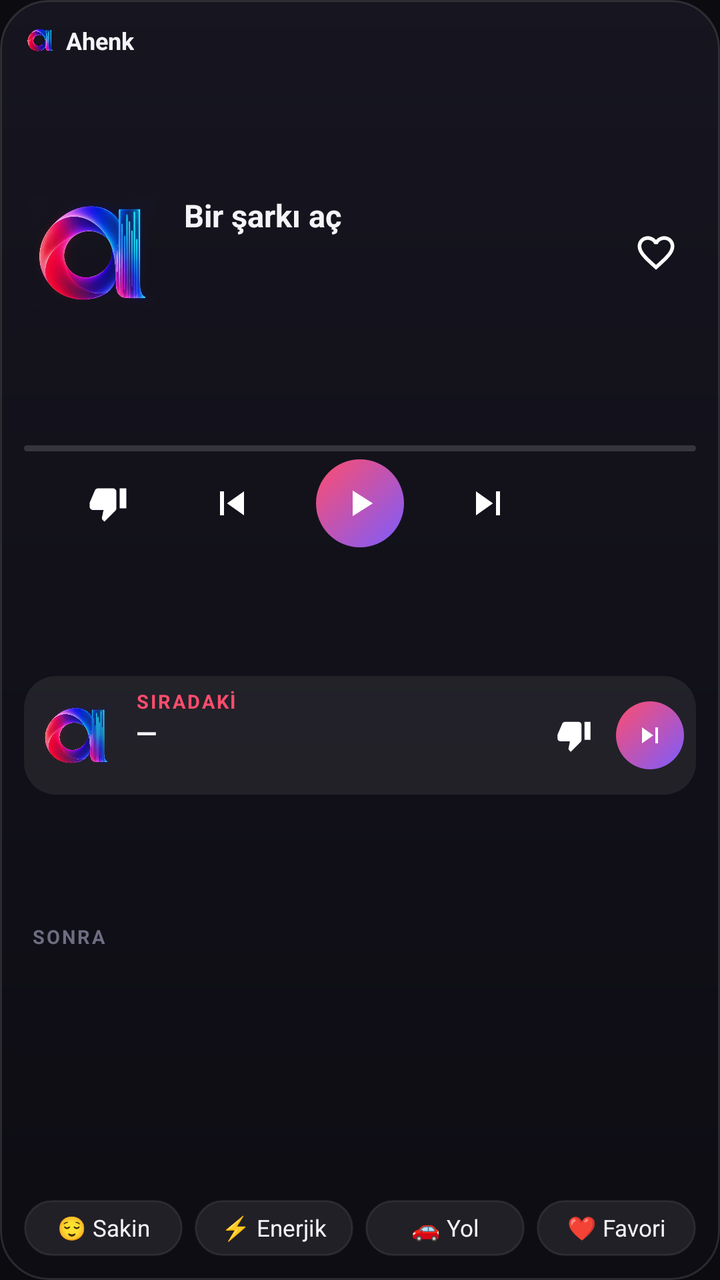
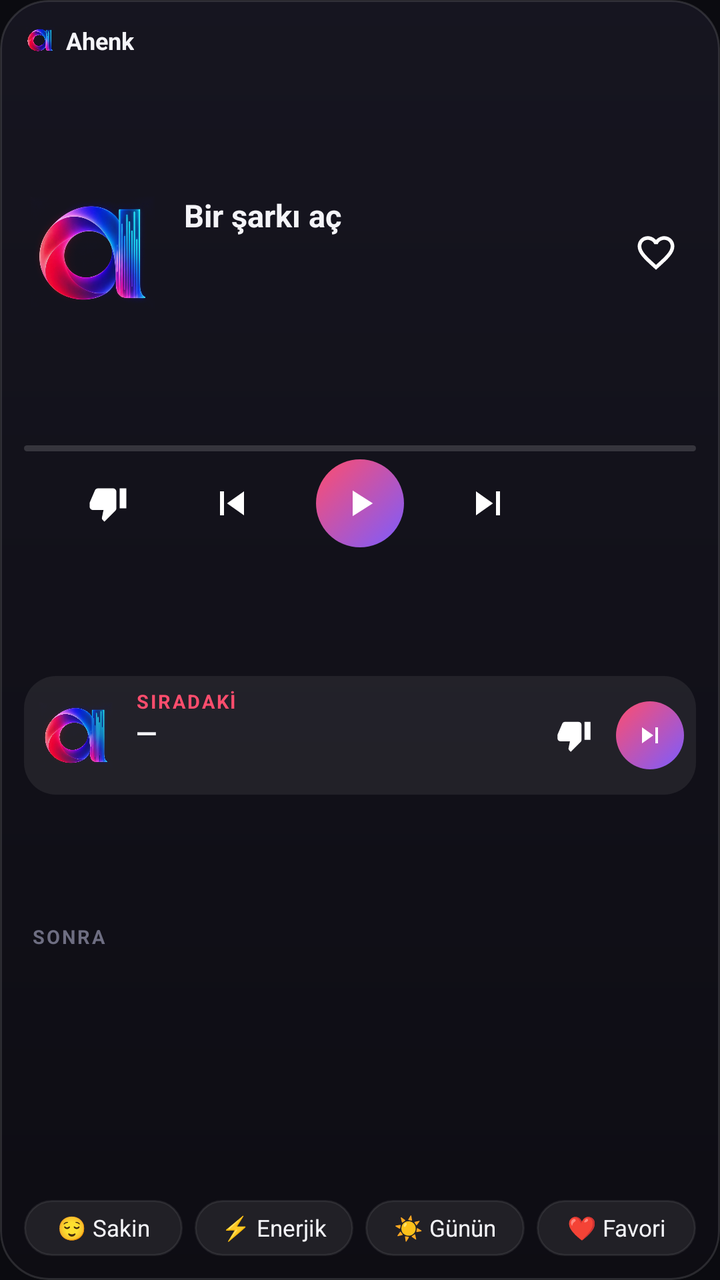

Two renders of the same Android screen: before a commit and after it. Below are the layout's source before the change and the commit's diff.
<!-- AndroidManifest.xml: application theme AppTheme -->
<!-- res/layout/widget_xl.xml -->
<?xml version="1.0" encoding="utf-8"?>
<FrameLayout xmlns:android="http://schemas.android.com/apk/res/android" android:id="@+id/w_root" android:layout_width="match_parent" android:layout_height="match_parent"
    android:background="@drawable/widget_bg" android:clipToOutline="true">
    <ImageView android:id="@+id/w_glow" android:layout_width="match_parent" android:layout_height="match_parent"
        android:scaleType="fitXY" android:src="@drawable/widget_glow" android:visibility="gone" />
    <LinearLayout android:layout_width="match_parent" android:layout_height="match_parent"
        android:orientation="vertical" android:padding="12dp">
        <LinearLayout android:layout_width="match_parent" android:layout_height="wrap_content"
    android:gravity="center_vertical" android:orientation="horizontal">
    <ImageView android:layout_width="16dp" android:layout_height="16dp" android:src="@drawable/logo_mark" />
    <TextView android:layout_width="wrap_content" android:layout_height="wrap_content" android:layout_marginStart="5dp"
        android:text="Ahenk" android:textColor="#F4F4F8" android:textSize="12sp" android:textStyle="bold" />
    <TextView android:id="@+id/w_mood" android:layout_width="0dp" android:layout_height="wrap_content"
        android:layout_marginStart="6dp" android:layout_weight="1" android:ellipsize="end" android:singleLine="true"
        android:text="" android:textColor="#A3A3B5" android:textSize="11.5sp" />
    <TextView android:id="@+id/w_status" android:layout_width="wrap_content" android:layout_height="wrap_content"
        android:layout_marginStart="8dp" android:singleLine="true" android:text="" android:textColor="#FF4D6D"
        android:textSize="11sp" android:textStyle="bold" />
</LinearLayout><FrameLayout android:layout_width="match_parent" android:layout_height="0dp" android:layout_weight="1" />
<LinearLayout android:layout_width="match_parent" android:layout_height="wrap_content"
    android:layout_marginTop="10dp" android:gravity="center_vertical" android:orientation="horizontal">
    <ImageView android:id="@+id/w_cover" android:layout_width="68dp" android:layout_height="68dp"
        android:scaleType="centerCrop" android:src="@drawable/logo_mark" />
    <LinearLayout android:layout_width="0dp" android:layout_height="wrap_content" android:layout_marginStart="12dp"
        android:layout_weight="1" android:orientation="vertical">
        <TextView android:id="@+id/w_title" android:layout_width="match_parent" android:layout_height="wrap_content"
    android:ellipsize="end" android:singleLine="true" android:text="Bir şarkı aç" android:textColor="#F4F4F8"
    android:textSize="15.5sp" android:textStyle="bold" />
        <TextView android:id="@+id/w_artist" android:layout_width="match_parent" android:layout_height="wrap_content"
    android:ellipsize="end" android:singleLine="true" android:text="" android:textColor="#A3A3B5"
    android:textSize="12.5sp" android:layout_marginTop="1dp"/>
        <TextView android:id="@+id/w_meta" android:layout_width="match_parent" android:layout_height="wrap_content"
    android:ellipsize="end" android:singleLine="true" android:text="" android:textColor="#6E6E82"
    android:textSize="12sp" android:layout_marginTop="3dp"/>
    </LinearLayout>
    <ImageView android:id="@+id/w_like" android:layout_width="40dp" android:layout_height="40dp"
    android:background="@drawable/widget_icon_btn" android:padding="9dp" android:scaleType="fitCenter"
    android:src="@drawable/ic_w_heart" android:layout_marginStart="4dp"/>
</LinearLayout><FrameLayout android:layout_width="match_parent" android:layout_height="0dp" android:layout_weight="1" />
<ProgressBar android:id="@+id/w_progress" style="@android:style/Widget.ProgressBar.Horizontal"
    android:layout_width="match_parent" android:layout_height="3dp" android:layout_marginTop="8dp"
    android:max="1000" android:progress="0" android:progressDrawable="@drawable/widget_progress" /><LinearLayout android:layout_width="match_parent" android:layout_height="wrap_content"
    android:layout_marginTop="4dp" android:gravity="center_vertical" android:orientation="horizontal">
    <FrameLayout android:layout_width="0dp" android:layout_height="1dp" android:layout_weight="1" />
    <ImageView android:id="@+id/w_dislike" android:layout_width="40dp" android:layout_height="40dp"
    android:background="@drawable/widget_icon_btn" android:padding="10dp" android:scaleType="fitCenter"
    android:src="@drawable/ic_w_dislike" />
    <FrameLayout android:layout_width="0dp" android:layout_height="1dp" android:layout_weight="1" />
    <ImageView android:id="@+id/w_prev" android:layout_width="40dp" android:layout_height="40dp"
    android:background="@drawable/widget_icon_btn" android:padding="8dp" android:scaleType="fitCenter"
    android:src="@drawable/ic_w_prev" />
    <FrameLayout android:layout_width="0dp" android:layout_height="1dp" android:layout_weight="1" />
    <ImageView android:id="@+id/w_play" android:layout_width="44dp" android:layout_height="44dp"
        android:background="@drawable/widget_play_btn" android:padding="11dp" android:scaleType="fitCenter"
        android:src="@drawable/ic_w_play" />
    <FrameLayout android:layout_width="0dp" android:layout_height="1dp" android:layout_weight="1" />
    <ImageView android:id="@+id/w_next" android:layout_width="40dp" android:layout_height="40dp"
    android:background="@drawable/widget_icon_btn" android:padding="8dp" android:scaleType="fitCenter"
    android:src="@drawable/ic_w_next" />
    <FrameLayout android:layout_width="0dp" android:layout_height="1dp" android:layout_weight="1" />
    <TextView android:id="@+id/w_eta" android:layout_width="40dp" android:layout_height="40dp" android:gravity="center"
        android:text="" android:textColor="#6E6E82" android:textSize="10.5sp" android:textStyle="bold" />
    <FrameLayout android:layout_width="0dp" android:layout_height="1dp" android:layout_weight="1" />
</LinearLayout><FrameLayout android:layout_width="match_parent" android:layout_height="0dp" android:layout_weight="1" />
<LinearLayout android:id="@+id/w_next_box" android:layout_width="match_parent" android:layout_height="wrap_content"
    android:layout_marginTop="10dp" android:background="@drawable/widget_card" android:gravity="center_vertical"
    android:orientation="horizontal" android:padding="6dp">
    <ImageView android:id="@+id/w_next_cover" android:layout_width="40dp" android:layout_height="40dp"
        android:scaleType="centerCrop" android:src="@drawable/logo_mark" />
    <LinearLayout android:layout_width="0dp" android:layout_height="wrap_content" android:layout_marginStart="10dp"
        android:layout_weight="1" android:orientation="vertical">
        <TextView android:id="@+id/w_next_label" android:layout_width="wrap_content" android:layout_height="wrap_content"
            android:letterSpacing="0.1" android:text="SIRADAKİ" android:textColor="#FF4D6D" android:textSize="9.5sp" android:textStyle="bold" />
        <TextView android:id="@+id/w_next_title" android:layout_width="match_parent" android:layout_height="wrap_content"
    android:ellipsize="end" android:singleLine="true" android:text="—" android:textColor="#F4F4F8"
    android:textSize="13.5sp" android:textStyle="bold" />
        <TextView android:id="@+id/w_next_artist" android:layout_width="match_parent" android:layout_height="wrap_content"
    android:ellipsize="end" android:singleLine="true" android:text="" android:textColor="#A3A3B5"
    android:textSize="11.5sp" />
    </LinearLayout>
    <ImageView android:id="@+id/w_next_dislike" android:layout_width="34dp" android:layout_height="34dp"
        android:layout_marginEnd="4dp" android:background="@drawable/widget_icon_btn" android:padding="8dp"
        android:scaleType="fitCenter" android:src="@drawable/ic_w_dislike" />
    <ImageView android:id="@+id/w_next_skip" android:layout_width="34dp" android:layout_height="34dp"
        android:background="@drawable/widget_play_btn" android:padding="9dp" android:scaleType="fitCenter"
        android:src="@drawable/ic_w_next" />
</LinearLayout><FrameLayout android:layout_width="match_parent" android:layout_height="0dp" android:layout_weight="1" />
<LinearLayout android:id="@+id/w_up_box" android:layout_width="match_parent" android:layout_height="wrap_content"
    android:layout_marginTop="10dp" android:orientation="vertical" android:paddingStart="4dp" android:paddingEnd="4dp">
    <TextView android:layout_width="wrap_content" android:layout_height="wrap_content" android:letterSpacing="0.1"
        android:text="SONRA" android:textColor="#6E6E82" android:textSize="9.5sp" android:textStyle="bold" />
    <TextView android:id="@+id/w_up1" android:layout_width="match_parent" android:layout_height="wrap_content"
        android:layout_marginTop="4dp" android:ellipsize="end" android:singleLine="true" android:text=""
        android:textColor="#A3A3B5" android:textSize="12sp" /><TextView android:id="@+id/w_up2" android:layout_width="match_parent" android:layout_height="wrap_content"
        android:layout_marginTop="4dp" android:ellipsize="end" android:singleLine="true" android:text=""
        android:textColor="#A3A3B5" android:textSize="12sp" /><TextView android:id="@+id/w_up3" android:layout_width="match_parent" android:layout_height="wrap_content"
        android:layout_marginTop="4dp" android:ellipsize="end" android:singleLine="true" android:text=""
        android:textColor="#A3A3B5" android:textSize="12sp" />
</LinearLayout><FrameLayout android:layout_width="match_parent" android:layout_height="0dp" android:layout_weight="1" />
<LinearLayout android:layout_width="match_parent" android:layout_height="wrap_content"
    android:layout_marginTop="10dp" android:orientation="horizontal">
    <TextView android:id="@+id/w_chip_sakin" android:layout_width="0dp" android:layout_height="28dp"
        android:layout_weight="1" android:background="@drawable/widget_chip" android:gravity="center"
        android:singleLine="true" android:text="😌 Sakin" android:textColor="#F4F4F8" android:textSize="11.5sp" /><TextView android:id="@+id/w_chip_enerjik" android:layout_width="0dp" android:layout_height="28dp"
        android:layout_weight="1" android:layout_marginStart="6dp" android:background="@drawable/widget_chip" android:gravity="center"
        android:singleLine="true" android:text="⚡ Enerjik" android:textColor="#F4F4F8" android:textSize="11.5sp" /><TextView android:id="@+id/w_chip_yol" android:layout_width="0dp" android:layout_height="28dp"
        android:layout_weight="1" android:layout_marginStart="6dp" android:background="@drawable/widget_chip" android:gravity="center"
        android:singleLine="true" android:text="🚗 Yol" android:textColor="#F4F4F8" android:textSize="11.5sp" /><TextView android:id="@+id/w_chip_fav" android:layout_width="0dp" android:layout_height="28dp"
        android:layout_weight="1" android:layout_marginStart="6dp" android:background="@drawable/widget_chip" android:gravity="center"
        android:singleLine="true" android:text="❤️ Favori" android:textColor="#F4F4F8" android:textSize="11.5sp" />
</LinearLayout>
    </LinearLayout>
</FrameLayout>
<!-- resources referenced by this layout -->
<resources>
  <!-- drawable ic_w_next (drawable) -->
  <?xml version="1.0" encoding="utf-8"?>
  <vector xmlns:android="http://schemas.android.com/apk/res/android" android:width="24dp" android:height="24dp"
      android:viewportWidth="24" android:viewportHeight="24">
      <path android:fillColor="#FFFFFFFF" android:pathData="M6,18l8.5,-6L6,6v12zM16,6v12h2V6h-2z" />
  </vector>
  <!-- drawable ic_w_play (drawable) -->
  <?xml version="1.0" encoding="utf-8"?>
  <vector xmlns:android="http://schemas.android.com/apk/res/android" android:width="24dp" android:height="24dp"
      android:viewportWidth="24" android:viewportHeight="24">
      <path android:fillColor="#FFFFFFFF" android:pathData="M8,5v14l11,-7z" />
  </vector>
  <!-- drawable ic_w_prev (drawable) -->
  <?xml version="1.0" encoding="utf-8"?>
  <vector xmlns:android="http://schemas.android.com/apk/res/android" android:width="24dp" android:height="24dp"
      android:viewportWidth="24" android:viewportHeight="24">
      <path android:fillColor="#FFFFFFFF" android:pathData="M6,6h2v12H6zM9.5,12l8.5,6V6z" />
  </vector>
  <!-- drawable widget_bg (drawable) -->
  <?xml version="1.0" encoding="utf-8"?>
  <shape xmlns:android="http://schemas.android.com/apk/res/android" android:shape="rectangle">
      <gradient android:angle="270" android:startColor="#F5161520" android:endColor="#F50D0C13" />
      <corners android:radius="24dp" />
      <stroke android:width="1dp" android:color="#1FFFFFFF" />
  </shape>
  <!-- drawable widget_card (drawable) -->
  <?xml version="1.0" encoding="utf-8"?>
  <selector xmlns:android="http://schemas.android.com/apk/res/android">
      <item android:state_pressed="true"><shape><solid android:color="#26FFFFFF" /><corners android:radius="16dp" /></shape></item>
      <item><shape><solid android:color="#12FFFFFF" /><corners android:radius="16dp" /></shape></item>
  </selector>
  <!-- drawable widget_chip (drawable) -->
  <?xml version="1.0" encoding="utf-8"?>
  <selector xmlns:android="http://schemas.android.com/apk/res/android">
      <item android:state_pressed="true"><shape><solid android:color="#33FFFFFF" /><corners android:radius="14dp" /></shape></item>
      <item><shape><solid android:color="#14FFFFFF" /><corners android:radius="14dp" /><stroke android:width="1dp" android:color="#14FFFFFF" /></shape></item>
  </selector>
  <!-- drawable widget_glow (drawable) -->
  <?xml version="1.0" encoding="utf-8"?>
  <shape xmlns:android="http://schemas.android.com/apk/res/android" android:shape="rectangle">
      <gradient android:type="radial" android:centerX="0.15" android:centerY="0.2"
          android:gradientRadius="160dp" android:startColor="#FFFFFFFF" android:centerColor="#40FFFFFF"
          android:endColor="#00FFFFFF" />
      <corners android:radius="24dp" />
  </shape>
  <!-- drawable widget_icon_btn (drawable) -->
  <?xml version="1.0" encoding="utf-8"?>
  <selector xmlns:android="http://schemas.android.com/apk/res/android">
      <item android:state_pressed="true"><shape android:shape="oval"><solid android:color="#26FFFFFF" /></shape></item>
      <item><shape android:shape="oval"><solid android:color="#00000000" /></shape></item>
  </selector>
  <style name="AppTheme" parent="android:Theme.Material.NoActionBar">
          <item name="android:windowBackground">@color/bg</item>
          <item name="android:statusBarColor">@color/bg</item>
          <item name="android:navigationBarColor">@color/surface</item>
          <item name="android:colorAccent">@color/accent</item>
          <item name="android:colorPrimary">@color/bg</item>
          <item name="android:colorPrimaryDark">@color/bg</item>
      </style>
  <color name="bg">#0B0B10</color>
  <color name="surface">#15151D</color>
  <color name="accent">#FF4D6D</color>
  <!-- unchanged entries left out for length: 5 -->
</resources>

<!-- the commit's change to res/layout/widget_xl.xml (unified diff, before → after) -->
@@ -103,9 +103,9 @@
         android:layout_weight="1" android:background="@drawable/widget_chip" android:gravity="center"
         android:singleLine="true" android:text="😌 Sakin" android:textColor="#F4F4F8" android:textSize="11.5sp" /><TextView android:id="@+id/w_chip_enerjik" android:layout_width="0dp" android:layout_height="28dp"
         android:layout_weight="1" android:layout_marginStart="6dp" android:background="@drawable/widget_chip" android:gravity="center"
-        android:singleLine="true" android:text="⚡ Enerjik" android:textColor="#F4F4F8" android:textSize="11.5sp" /><TextView android:id="@+id/w_chip_yol" android:layout_width="0dp" android:layout_height="28dp"
+        android:singleLine="true" android:text="⚡ Enerjik" android:textColor="#F4F4F8" android:textSize="11.5sp" /><TextView android:id="@+id/w_chip_gunun" android:layout_width="0dp" android:layout_height="28dp"
         android:layout_weight="1" android:layout_marginStart="6dp" android:background="@drawable/widget_chip" android:gravity="center"
-        android:singleLine="true" android:text="🚗 Yol" android:textColor="#F4F4F8" android:textSize="11.5sp" /><TextView android:id="@+id/w_chip_fav" android:layout_width="0dp" android:layout_height="28dp"
+        android:singleLine="true" android:text="☀️ Günün" android:textColor="#F4F4F8" android:textSize="11.5sp" /><TextView android:id="@+id/w_chip_fav" android:layout_width="0dp" android:layout_height="28dp"
         android:layout_weight="1" android:layout_marginStart="6dp" android:background="@drawable/widget_chip" android:gravity="center"
         android:singleLine="true" android:text="❤️ Favori" android:textColor="#F4F4F8" android:textSize="11.5sp" />
 </LinearLayout>
